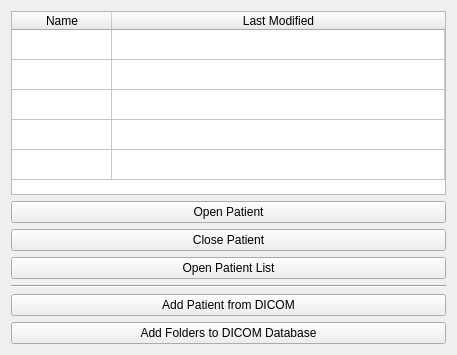
Old version of the form Patients/Resources/UI/Patients.ui in the repository NousNav/SlicerOpenNav.
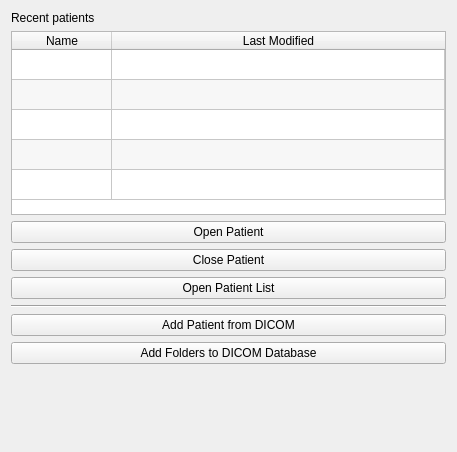
New version of the form. Custom widgets are drawn as their Qt base class.

Commit message: ENH: Basic styling of patient selection tables

The edit to the form file:
```diff
--- a/Patients/Resources/UI/Patients.ui
+++ b/Patients/Resources/UI/Patients.ui
@@ -7,10 +7,17 @@
     <x>0</x>
     <y>0</y>
     <width>457</width>
-    <height>295</height>
+    <height>452</height>
    </rect>
   </property>
   <layout class="QVBoxLayout" name="verticalLayout">
+   <item>
+    <widget class="QLabel" name="RecentPatientLabel">
+     <property name="text">
+      <string>Recent patients</string>
+     </property>
+    </widget>
+   </item>
    <item>
     <widget class="QTableWidget" name="CasesTableWidget">
      <property name="sizePolicy">
@@ -25,6 +32,9 @@
      <property name="editTriggers">
       <set>QAbstractItemView::NoEditTriggers</set>
      </property>
+     <property name="alternatingRowColors">
+      <bool>true</bool>
+     </property>
      <property name="selectionBehavior">
       <enum>QAbstractItemView::SelectRows</enum>
      </property>
```
The commit also changes 3 other files.
